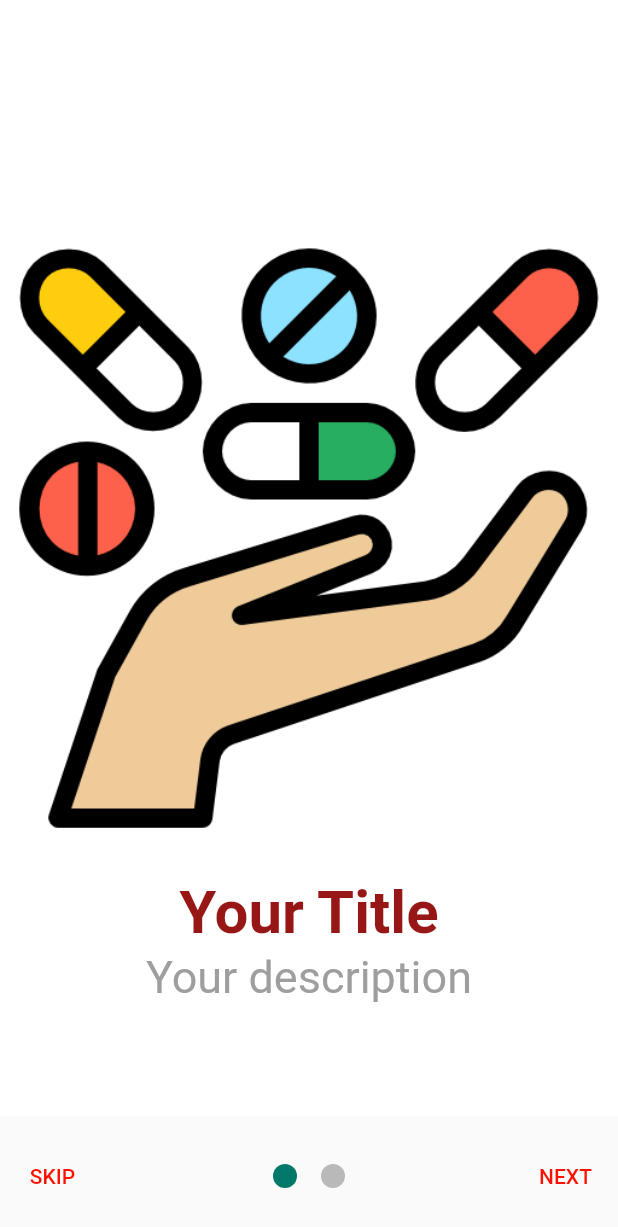
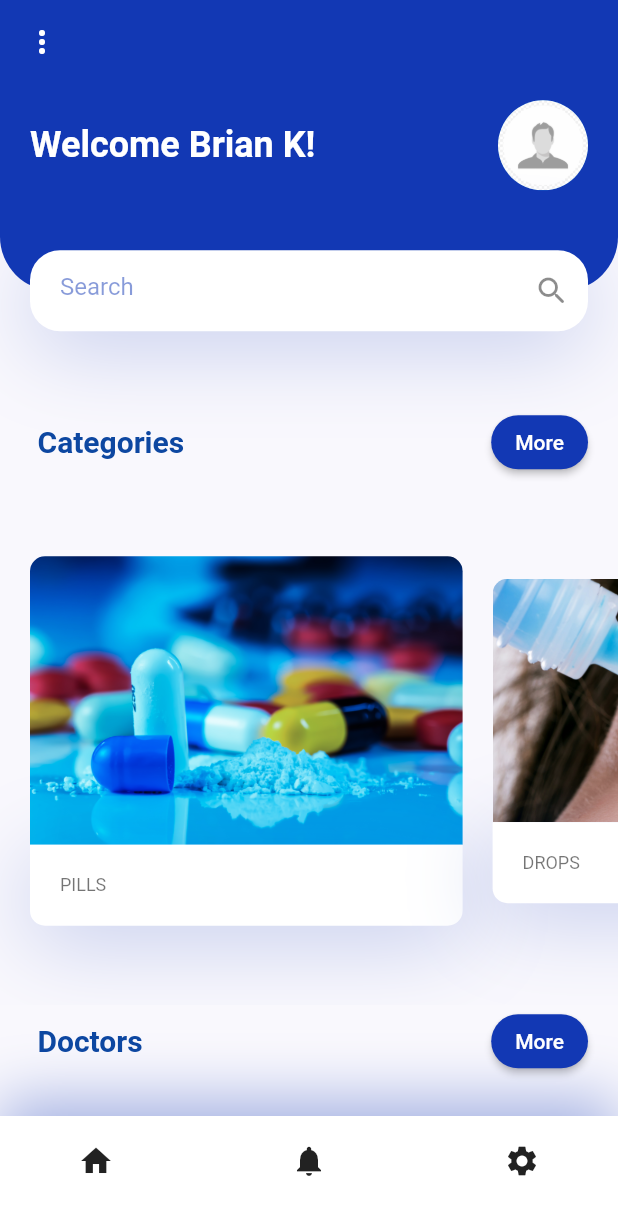
Before and after one commit to Giddy-K/brianpharmacy, a Flutter app: the screen it shows after launch, on a phone screen of 412 x 824 dp. Shown: the top 1227 px of the screen. Run offline on Flutter 3.47's test engine with Material 2 defaults, Android fonts, the light colour scheme and no system bars; drawn by our look-alikes of smooth_page_indicator; our stand-ins replace shared_preferences.

Commit message:
Added more components to the app (Home).

```diff
--- /dev/null
+++ b/lib/components/nav_bar.dart
@@ -0,0 +1,46 @@
+import 'package:brianpharmacy/constraints.dart';
+import 'package:flutter/material.dart';
+
+class MyNavBar extends StatelessWidget {
+  const MyNavBar({
+    super.key,
+  });
+
+  @override
+  Widget build(BuildContext context) {
+    return Container(
+      padding: const EdgeInsets.only(
+        left: kDefaultPadding * 2,
+        right: kDefaultPadding * 2,
+        bottom: kDefaultPadding,
+      ),
+      height: 80,
+      decoration: BoxDecoration(
+        color: Colors.white,
+        boxShadow: [
+          BoxShadow(
+              blurRadius: 35,
+              offset: const Offset(0, -10),
+              color: kPrimaryColor.withOpacity(0.38)),
+        ],
+      ),
+      child: Row(
+        mainAxisAlignment: MainAxisAlignment.spaceBetween,
+        children: <Widget>[
+          IconButton(
+            onPressed: () {},
+            icon: const Icon(Icons.home),
+          ),
+          IconButton(
+            onPressed: () {},
+            icon: const Icon(Icons.notifications),
+          ),
+          IconButton(
+            onPressed: () {},
+            icon: const Icon(Icons.settings),
+          ),
+        ],
+      ),
+    );
+  }
+}
--- /dev/null
+++ b/lib/constraints.dart
@@ -0,0 +1,8 @@
+import 'package:flutter/material.dart';
+
+//Colors for the app
+const kPrimaryColor = Color.fromARGB(255, 18, 56, 180);
+const kTextColor = Color.fromARGB(255, 0, 0, 0);
+const kBackgroundColor = Color(0xFFF9F8FD);
+
+const double kDefaultPadding = 20.0;
--- a/lib/main.dart
+++ b/lib/main.dart
@@ -1,11 +1,11 @@
+import 'package:brianpharmacy/constraints.dart';
+import 'package:brianpharmacy/screens/dashboard/home.dart';
 import 'package:brianpharmacy/screens/onboarding/onboarding.dart';
 import 'package:flutter/material.dart';
-
 
 void main() {
   runApp(const MyApp());
 }
-
 
 class MyApp extends StatelessWidget {
   const MyApp({super.key});
@@ -13,108 +13,15 @@ class MyApp extends StatelessWidget {
   // This widget is the root of your application.
   @override
   Widget build(BuildContext context) {
-
     return MaterialApp(
-      title: 'Flutter Demo',
+      title: 'Brian Pharamcy',
+      debugShowCheckedModeBanner: false,
       theme: ThemeData(
-        // This is the theme of your application.
-        //
-        // Try running your application with "flutter run". You'll see the
-        // application has a blue toolbar. Then, without quitting the app, try
-        // changing the primarySwatch below to Colors.green and then invoke
-        // "hot reload" (press "r" in the console where you ran "flutter run",
-        // or simply save your changes to "hot reload" in a Flutter IDE).
-        // Notice that the counter didn't reset back to zero; the application
-        // is not restarted.
-        primarySwatch: Colors.blue,
-      ),
-      home: const OnboardingScreen(),
+          scaffoldBackgroundColor: kBackgroundColor,
+          primaryColor: kPrimaryColor,
+          textTheme: Theme.of(context).textTheme.apply(bodyColor: kTextColor),
+          visualDensity: VisualDensity.adaptivePlatformDensity),
+      home: const HomePage(),
     );
   }
 }
-
-
-// class MyHomePage extends StatefulWidget {
-//   const MyHomePage({super.key, required this.title});
-
-//   // This widget is the home page of your application. It is stateful, meaning
-//   // that it has a State object (defined below) that contains fields that affect
-//   // how it looks.
-
-//   // This class is the configuration for the state. It holds the values (in this
-//   // case the title) provided by the parent (in this case the App widget) and
-//   // used by the build method of the State. Fields in a Widget subclass are
-//   // always marked "final".
-
-//   final String title;
-
-//   @override
-//   State<MyHomePage> createState() => _MyHomePageState();
-// }
-
-// class _MyHomePageState extends State<MyHomePage> {
-//   int _counter = 0;
-
-//   void _incrementCounter() {
-//     setState(() {
-//       // This call to setState tells the Flutter framework that something has
-//       // changed in this State, which causes it to rerun the build method below
-//       // so that the display can reflect the updated values. If we changed
-//       // _counter without calling setState(), then the build method would not be
-//       // called again, and so nothing would appear to happen.
-//       _counter++;
-//     });
-//   }
-
-//   @override
-//   Widget build(BuildContext context) {
-//     // This method is rerun every time setState is called, for instance as done
-//     // by the _incrementCounter method above.
-//     //
-//     // The Flutter framework has been optimized to make rerunning build methods
-//     // fast, so that you can just rebuild anything that needs updating rather
-//     // than having to individually change instances of widgets.
-//     return Scaffold(
-//       appBar: AppBar(
-//         // Here we take the value from the MyHomePage object that was created by
-//         // the App.build method, and use it to set our appbar title.
-//         title: Text(widget.title),
-//       ),
-//       body: Center(
-//         // Center is a layout widget. It takes a single child and positions it
-//         // in the middle of the parent.
-//         child: Column(
-//           // Column is also a layout widget. It takes a list of children and
-//           // arranges them vertically. By default, it sizes itself to fit its
-//           // children horizontally, and tries to be as tall as its parent.
-//           //
-//           // Invoke "debug painting" (press "p" in the console, choose the
-//           // "Toggle Debug Paint" action from the Flutter Inspector in Android
-//           // Studio, or the "Toggle Debug Paint" command in Visual Studio Code)
-//           // to see the wireframe for each widget.
-//           //
-//           // Column has various properties to control how it sizes itself and
-//           // how it positions its children. Here we use mainAxisAlignment to
-//           // center the children vertically; the main axis here is the vertical
-//           // axis because Columns are vertical (the cross axis would be
-//           // horizontal).
-//           mainAxisAlignment: MainAxisAlignment.center,
-//           children: <Widget>[
-//             const Text(
-//               'You have pushed the button this many times:',
-//             ),
-//             Text(
-//               '$_counter',
-//               style: Theme.of(context).textTheme.headlineMedium,
-//             ),
-//           ],
-//         ),
-//       ),
-//       floatingActionButton: FloatingActionButton(
-//         onPressed: _incrementCounter,
-//         tooltip: 'Increment',
-//         child: const Icon(Icons.add),
-//       ), // This trailing comma makes auto-formatting nicer for build methods.
-//     );
-//   }
-// }
--- /dev/null
+++ b/lib/screens/dashboard/components/body.dart
@@ -0,0 +1,37 @@
+import 'package:brianpharmacy/constraints.dart';
+import 'package:brianpharmacy/screens/dashboard/components/doctors_list.dart';
+import 'package:brianpharmacy/screens/dashboard/components/header_with_search_bar.dart';
+import 'package:brianpharmacy/screens/dashboard/components/recomended_categories.dart';
+import 'package:brianpharmacy/screens/dashboard/components/title_with_more_btn.dart';
+import 'package:flutter/material.dart';
+
+class Body extends StatelessWidget {
+  const Body({super.key});
+
+  @override
+  Widget build(BuildContext context) {
+    // This will provide us the total height and width of our screen
+    Size size = MediaQuery.of(context).size;
+    // this enables scrolling
+    return SingleChildScrollView(
+      child: Column(
+        children: <Widget>[
+          HeaderWithSearchBox(size: size),
+          TitleWithBtn(
+            title: "Categories",
+            press: () {},
+          ),
+          const RecomendedCategories(),
+          TitleWithBtn(
+            title: "Doctors",
+            press: () {},
+          ),
+          const DoctorsList(),
+          const SizedBox(
+            height: kDefaultPadding,
+          )
+        ],
+      ),
+    );
+  }
+}
--- /dev/null
+++ b/lib/screens/dashboard/components/doctors_list.dart
@@ -0,0 +1,94 @@
+import 'package:brianpharmacy/constraints.dart';
+import 'package:flutter/material.dart';
+
+class DoctorsList extends StatelessWidget {
+  const DoctorsList({
+    super.key,
+  });
+
+  @override
+  Widget build(BuildContext context) {
+    return SingleChildScrollView(
+      child: Column(
+        children: [
+          DoctorsTile(
+            image: "assets/images/profile.png",
+            title: "Marcus James",
+            subtitle: "Orthodontist",
+            press: () {},
+          ),
+          DoctorsTile(
+            image: "assets/images/profile.png",
+            title: "Juliet Akoth",
+            subtitle: "Psychiatrists",
+            press: () {},
+          ),
+          DoctorsTile(
+            image: "assets/images/profile.png",
+            title: "Joe Doe",
+            subtitle: "Neurologists",
+            press: () {},
+          ),
+        ],
+      ),
+    );
+  }
+}
+
+class DoctorsTile extends StatelessWidget {
+  const DoctorsTile({
+    super.key,
+    required this.image,
+    required this.title,
+    required this.subtitle,
+    required this.press,
+  });
+  final String image, title, subtitle;
+  final VoidCallback press;
+
+  @override
+  Widget build(BuildContext context) {
+    Size size = MediaQuery.of(context).size;
+    return Container(
+      margin: const EdgeInsets.only(
+        left: kDefaultPadding,
+        top: kDefaultPadding / 2,
+        bottom: kDefaultPadding / 10,
+      ),
+      width: size.width * 1,
+      height: 100,
+      decoration: BoxDecoration(
+        borderRadius: BorderRadius.circular(10),
+      ),
+      child: Column(
+        children: <Widget>[
+          Padding(
+            padding: const EdgeInsets.all(8.0),
+            child: Container(
+              color: Colors.transparent,
+              child: GestureDetector(
+                onTap: press,
+                child: ListTile(
+                  leading: CircleAvatar(
+                    radius: 30, // Image radius
+                    backgroundImage: AssetImage(image),
+                  ),
+                  title: Text(
+                    title,
+                    textScaleFactor: 1.5,
+                  ),
+                  trailing: IconButton(
+                      onPressed: () {},
+                      icon: const Icon(Icons.bookmark_add_outlined)),
+                  subtitle: Text(subtitle),
+                  selected: true,
+                  onTap: () {},
+                ),
+              ),
+            ),
+          ),
+        ],
+      ),
+    );
+  }
+}
--- /dev/null
+++ b/lib/screens/dashboard/components/header_with_search_bar.dart
@@ -0,0 +1,93 @@
+import 'package:brianpharmacy/constraints.dart';
+import 'package:flutter/material.dart';
+
+class HeaderWithSearchBox extends StatelessWidget {
+  const HeaderWithSearchBox({
+    super.key,
+    required this.size,
+  });
+
+  final Size size;
+
+  @override
+  Widget build(BuildContext context) {
+    return Container(
+      margin: const EdgeInsets.only(bottom: kDefaultPadding * 2.5),
+      // this will cover 20% of our total height
+      height: size.height * 0.2,
+      child: Stack(
+        children: <Widget>[
+          Container(
+              padding: const EdgeInsets.only(
+                  left: kDefaultPadding,
+                  right: kDefaultPadding,
+                  bottom: 36 + kDefaultPadding),
+              height: size.height * 0.2 - 27,
+              decoration: const BoxDecoration(
+                color: kPrimaryColor,
+                borderRadius: BorderRadius.only(
+                  bottomLeft: Radius.circular(36),
+                  bottomRight: Radius.circular(36),
+                ),
+              ),
+              child: Row(
+                children: <Widget>[
+                  Text(
+                    "Welcome Brian K!",
+                    style: Theme.of(context).textTheme.headlineSmall?.copyWith(
+                        color: Colors.white, fontWeight: FontWeight.bold),
+                  ),
+                  const Spacer(),
+                  const CircleAvatar(
+                    radius: 30, // Image radius
+                    backgroundImage: AssetImage("assets/images/profile.png"),
+                  )
+                ],
+              )),
+          Positioned(
+            bottom: 0,
+            left: 0,
+            right: 0,
+            child: Container(
+              alignment: Alignment.center,
+              margin: const EdgeInsets.symmetric(horizontal: kDefaultPadding),
+              height: 54,
+              decoration: BoxDecoration(
+                color: Colors.white,
+                borderRadius: BorderRadius.circular(20),
+                boxShadow: [
+                  BoxShadow(
+                    offset: const Offset(0, 10),
+                    blurRadius: 50,
+                    color: kPrimaryColor.withOpacity(0.23),
+                  ),
+                ],
+              ),
+              child: Row(
+                children: <Widget>[
+                  Expanded(
+                    child: Padding(
+                      padding: const EdgeInsets.only(left: 20),
+                      child: TextField(
+                        onChanged: (value) {},
+                        decoration: InputDecoration(
+                          hintText: "Search",
+                          hintStyle: TextStyle(
+                            color: kPrimaryColor.withOpacity(0.5),
+                          ),
+                          enabledBorder: InputBorder.none,
+                          focusedBorder: InputBorder.none,
+                          suffixIcon: const Icon(Icons.search_rounded),
+                        ),
+                      ),
+                    ),
+                  ),
+                ],
+              ),
+            ),
+          ),
+        ],
+      ),
+    );
+  }
+}
--- /dev/null
+++ b/lib/screens/dashboard/components/recomended_categories.dart
@@ -0,0 +1,108 @@
+import 'package:brianpharmacy/constraints.dart';
+import 'package:flutter/material.dart';
+
+class RecomendedCategories extends StatelessWidget {
+  const RecomendedCategories({
+    super.key,
+  });
+
+  @override
+  Widget build(BuildContext context) {
+    return SingleChildScrollView(
+      scrollDirection: Axis.horizontal,
+      child: Row(
+        children: [
+          RecomendedDrugs(
+            image: "assets/images/pills2.png",
+            title: "Pills",
+            press: () {},
+          ),
+          RecomendedDrugs(
+            image: "assets/images/drops.png",
+            title: "Drops",
+            press: () {},
+          ),
+          RecomendedDrugs(
+            image: "assets/images/inhalers.jpg",
+            title: "Inhalers",
+            press: () {},
+          ),
+          RecomendedDrugs(
+            image: "assets/images/liquid.png",
+            title: "Liquid",
+            press: () {},
+          ),
+          RecomendedDrugs(
+            image: "assets/images/injection.jpg",
+            title: "Injection",
+            press: () {},
+          ),
+          RecomendedDrugs(
+            image: "assets/images/tropical.png",
+            title: "Tropical",
+            press: () {},
+          ),
+        ],
+      ),
+    );
+  }
+}
+
+class RecomendedDrugs extends StatelessWidget {
+  const RecomendedDrugs({
+    super.key,
+    required this.image,
+    required this.title,
+    required this.press,
+  });
+
+  final String image, title;
+  final VoidCallback press;
+
+  @override
+  Widget build(BuildContext context) {
+    Size size = MediaQuery.of(context).size;
+    return Container(
+      margin: const EdgeInsets.only(
+        left: kDefaultPadding,
+        top: kDefaultPadding / 5,
+        bottom: kDefaultPadding / 4,
+      ),
+      width: size.width * 0.7,
+      child: Column(
+        children: <Widget>[
+          ClipRRect(
+            borderRadius: const BorderRadius.only(
+                topLeft: Radius.circular(10.0),
+                topRight: Radius.circular(10.0)),
+            child: Image.asset(image),
+          ),
+          GestureDetector(
+            onTap: press,
+            child: Container(
+              padding: const EdgeInsets.all(kDefaultPadding / 1),
+              decoration: BoxDecoration(
+                borderRadius: const BorderRadius.only(
+                    bottomLeft: Radius.circular(10.0),
+                    bottomRight: Radius.circular(10.0)),
+                color: Colors.white,
+                boxShadow: [
+                  BoxShadow(
+                      offset: const Offset(0, 10),
+                      blurRadius: 50,
+                      color: kPrimaryColor.withOpacity(0.23)),
+                ],
+              ),
+              child: Row(children: <Widget>[
+                Text(
+                  title.toUpperCase(),
+                  style: Theme.of(context).textTheme.bodySmall,
+                )
+              ]),
+            ),
+          )
+        ],
+      ),
+    );
+  }
+}
--- /dev/null
+++ b/lib/screens/dashboard/components/title_with_more_btn.dart
@@ -0,0 +1,64 @@
+import 'package:brianpharmacy/constraints.dart';
+import 'package:flutter/material.dart';
+
+class TitleWithBtn extends StatelessWidget {
+  const TitleWithBtn({
+    super.key,
+    required this.title,
+    required this.press,
+  });
+  final String title;
+  final VoidCallback press;
+  @override
+  Widget build(BuildContext context) {
+    return Padding(
+      padding: const EdgeInsets.symmetric(horizontal: kDefaultPadding),
+      child: Row(
+        children: [
+          Title(text: title),
+          const Spacer(),
+          ElevatedButton(
+            style: ElevatedButton.styleFrom(
+              backgroundColor: kPrimaryColor,
+              shape: RoundedRectangleBorder(
+                borderRadius: BorderRadius.circular(20),
+              ),
+            ),
+            onPressed: press,
+            child: const Text("More", style: TextStyle(color: Colors.white)),
+          ),
+        ],
+      ),
+    );
+  }
+}
+
+class Title extends StatelessWidget {
+  const Title({
+    super.key,
+    required this.text,
+  });
+  final String text;
+
+  @override
+  Widget build(BuildContext context) {
+    return Container(
+      padding: const EdgeInsets.all(0.0),
+      height: 24,
+      child: Stack(
+        children: <Widget>[
+          Padding(
+            padding: const EdgeInsets.only(left: kDefaultPadding / 4),
+            child: Text(
+              text,
+              style: TextStyle(
+                  fontSize: 20,
+                  fontWeight: FontWeight.bold,
+                  color: Colors.blue[900]),
+            ),
+          ),
+        ],
+      ),
+    );
+  }
+}
--- a/lib/screens/dashboard/home.dart
+++ b/lib/screens/dashboard/home.dart
@@ -1,27 +1,29 @@
+import 'package:brianpharmacy/components/nav_bar.dart';
+import 'package:brianpharmacy/constraints.dart';
+import 'package:brianpharmacy/screens/dashboard/components/body.dart';
 import 'package:flutter/material.dart';
 
-class HomePage extends StatefulWidget {
+class HomePage extends StatelessWidget {
   const HomePage({super.key});
 
   @override
-  State<HomePage> createState() => _HomePageState();
-}
+  Widget build(BuildContext context) {
+    return Scaffold(
+      appBar: buildAppBar(),
+      body: const Body(),
+      bottomNavigationBar: const MyNavBar(),
+    );
+  }
 
-class _HomePageState extends State<HomePage> {
-  @override
-  Widget build(BuildContext context) {
-    return SafeArea(
-      child: Scaffold(
-        appBar: AppBar(
-          leading: IconButton(
-            onPressed: () {},
-            icon: const Icon(
-              Icons.arrow_back_rounded,
-            ),
-          ),
-          title: const Text("Dashboard"),
+  AppBar buildAppBar() {
+    return AppBar(
+      backgroundColor: kPrimaryColor,
+      elevation: 0,
+      leading: IconButton(
+        onPressed: () {},
+        icon: const Icon(
+          Icons.more_vert_rounded,
         ),
-        body: const Center(child: Text("This is the home screen")),
       ),
     );
   }
--- a/lib/screens/onboarding/onboarding.dart
+++ b/lib/screens/onboarding/onboarding.dart
@@ -69,7 +69,7 @@ class _OnboardingScreenState extends State<OnboardingScreen> {
       ),
       bottomSheet: isLastPage
           ? Container(
-              color: Color.fromARGB(0, 255, 255, 255),
+              color: const Color.fromARGB(0, 255, 255, 255),
               padding: const EdgeInsets.only(
                 bottom: 2,
                 right: 4,
@@ -80,20 +80,20 @@ class _OnboardingScreenState extends State<OnboardingScreen> {
                     elevation: 2,
                     shape: RoundedRectangleBorder(
                         borderRadius: BorderRadius.circular(50)),
-                    backgroundColor: (Color.fromARGB(255, 151, 26, 22)),
+                    backgroundColor: (const Color.fromARGB(255, 151, 26, 22)),
                     minimumSize: const Size.fromHeight(50)),
                 child: const Text(
                   'Get Started',
                   style: TextStyle(fontSize: 24),
                 ),
                 onPressed: () async {
-                  //navigate directly to auth screen
+                  // navigate directly to auth screen
                   final prefs = await SharedPreferences.getInstance();
                   prefs.setBool('testpage', true);
 
                   Navigator.of(context).pushReplacement(
                     MaterialPageRoute(
-                      builder: (context) => HomePage(),
+                      builder: (context) => const HomePage(),
                     ),
                   );
                 },
--- a/pubspec.yaml
+++ b/pubspec.yaml
@@ -37,6 +37,7 @@ dependencies:
   cupertino_icons: ^1.0.2
   smooth_page_indicator: ^1.0.1
   shared_preferences: ^2.0.18
+  flutter_svg: ^0.17.4
 
 dev_dependencies:
   flutter_test:
@@ -62,6 +63,7 @@ flutter:
 
   # To add assets to your application, add an assets section, like this:
   assets:
+     - assets/icons/
      - assets/images/
   #   - images/a_dot_ham.jpeg
 
```
Also changed, not shown: assets/images/drops.png (added), assets/images/inhalers.jpg (added), assets/images/injection.jpg (added), assets/images/liquid.png (added), assets/images/pills2.png (added), assets/images/profile.png (added), assets/images/tropical.png (added), pubspec.lock.
